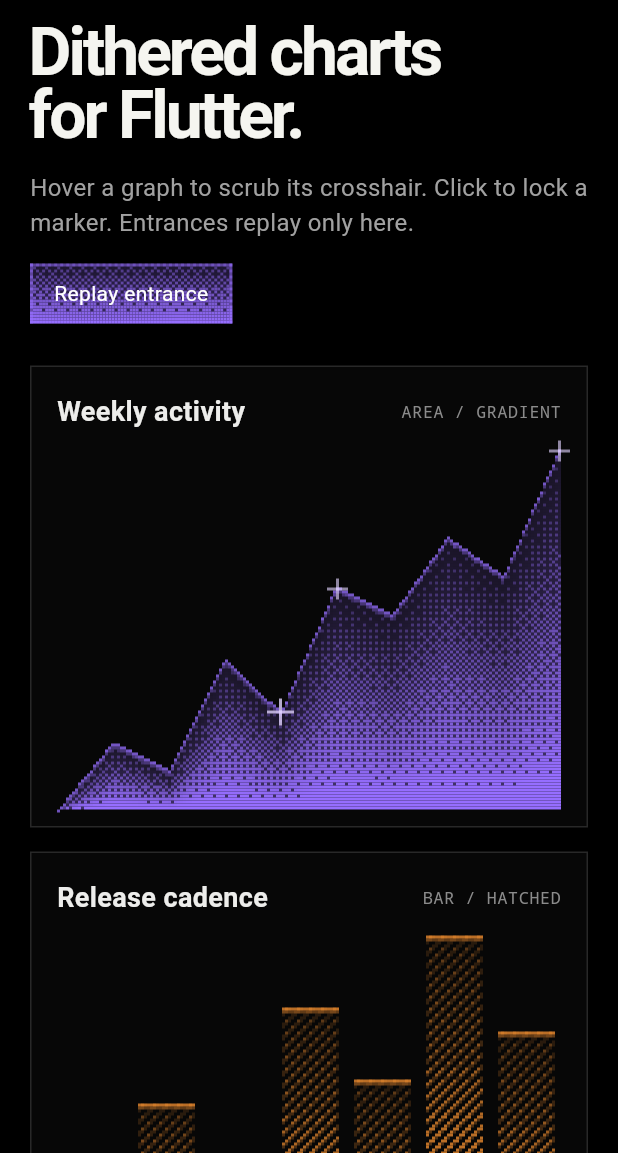
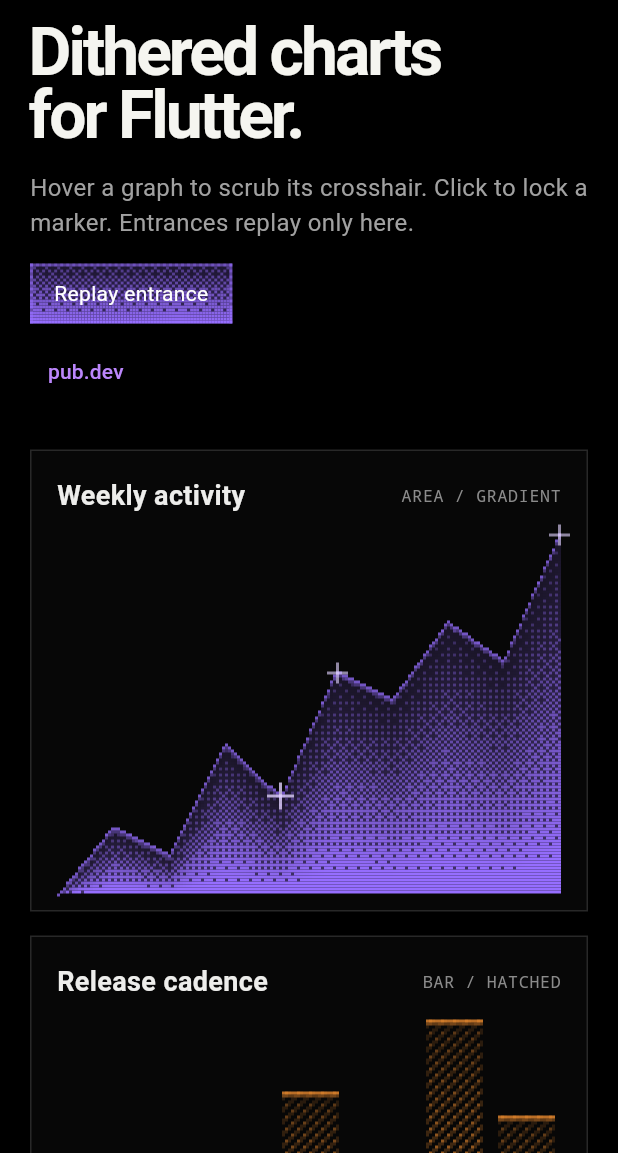
Before and after one commit to undivisible/ditherkit_flutter, a Flutter app: the screen it shows after launch, on a phone screen of 412 x 824 dp, the part 83-1236 px from its top. Run offline on Flutter 3.47's test engine with Material 3 defaults, Android fonts, the light colour scheme and no system bars.

Commit message:
Link DitherKit demo to pub.dev

```diff
--- a/example/lib/main.dart
+++ b/example/lib/main.dart
@@ -1,6 +1,7 @@
 import 'package:ditherkit_flutter/ditherkit_flutter.dart';
 import 'package:flutter/material.dart';
 import 'package:flutter/scheduler.dart';
+import 'package:url_launcher/url_launcher.dart';
 
 const List<double> _areaValues = [18, 32, 26, 49, 38, 64, 58, 74, 66, 92];
 const List<double> _barValues = [4, 8, 5, 12, 9, 15, 11];
@@ -91,6 +92,16 @@
                             color: DitherColor.purple,
                             onPressed: () => setState(() => _replayToken++),
                             child: const Text('Replay entrance'),
+                          ),
+                          const SizedBox(height: 8),
+                          TextButton(
+                            onPressed: () => launchUrl(
+                              Uri.parse(
+                                'https://pub.dev/packages/ditherkit_flutter',
+                              ),
+                              mode: LaunchMode.externalApplication,
+                            ),
+                            child: const Text('pub.dev'),
                           ),
                         ],
                       ),
--- a/example/pubspec.yaml
+++ b/example/pubspec.yaml
@@ -11,6 +11,7 @@
     path: ../
   flutter:
     sdk: flutter
+  url_launcher: ^6.3.2
 
 dev_dependencies:
   flutter_test:
```
